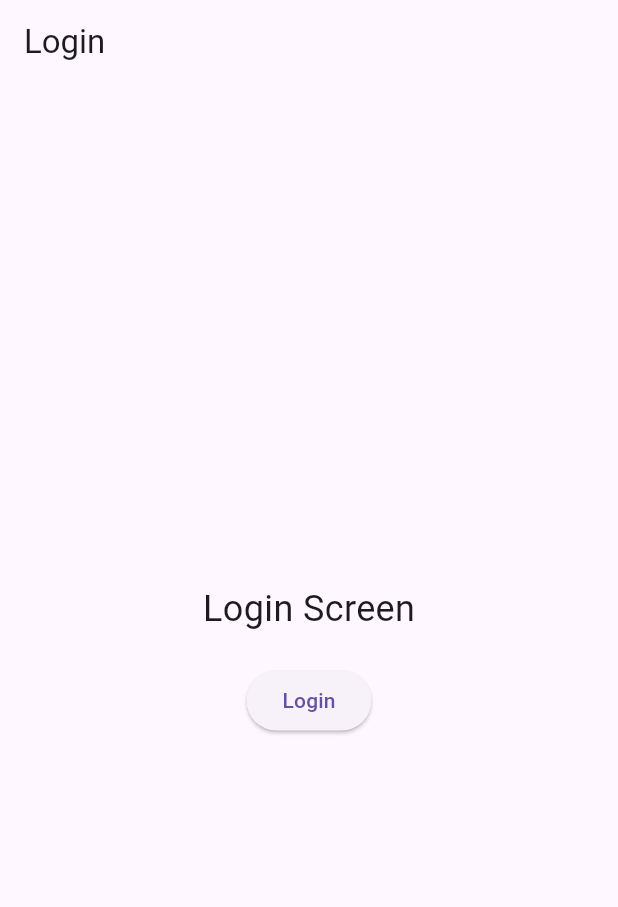
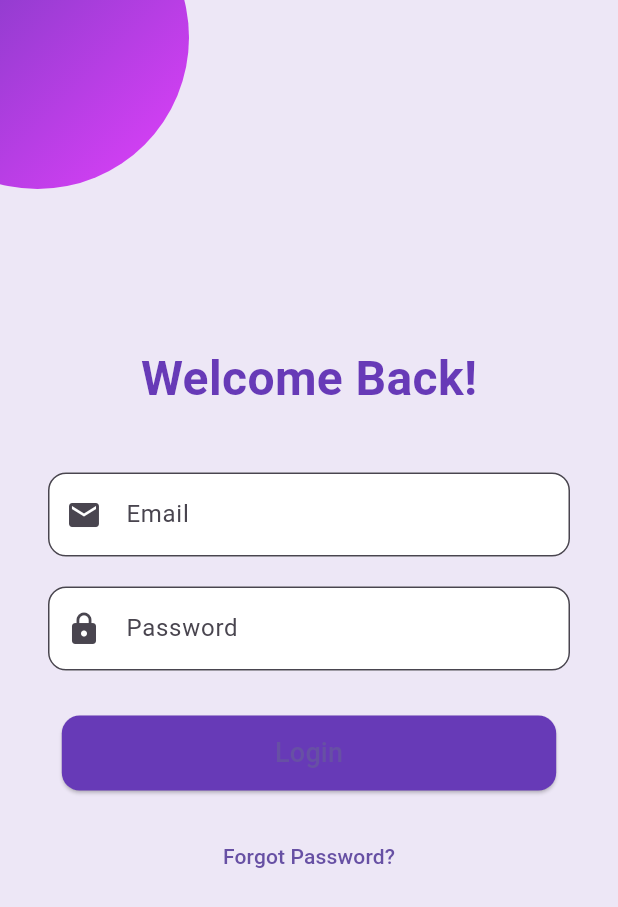
Before and after one commit to muuahmmed/reco_task, a Flutter app: the screen it shows after launch, on a phone screen of 412 x 824 dp. Shown: the top 907 px of the screen. Run offline on Flutter 3.47's test engine with Material 3 defaults, Android fonts, the phone set to English and light mode, and no system bars.

Commit message:
Update login screen UI

```diff
--- a/lib/screens/login/login_screen.dart
+++ b/lib/screens/login/login_screen.dart
@@ -1,32 +1,132 @@
 import 'package:flutter/material.dart';
 
-class LoginScreen extends StatelessWidget {
+class LoginScreen extends StatefulWidget {
   const LoginScreen({super.key});
 
   @override
+  State<LoginScreen> createState() => _LoginScreenState();
+}
+
+class _LoginScreenState extends State<LoginScreen> with SingleTickerProviderStateMixin {
+  late AnimationController _controller;
+  late Animation<double> _animation;
+
+  final TextEditingController emailController = TextEditingController();
+  final TextEditingController passwordController = TextEditingController();
+
+  @override
+  void initState() {
+    super.initState();
+    _controller = AnimationController(
+      vsync: this,
+      duration: const Duration(seconds: 2),
+    )..repeat(reverse: true);
+
+    _animation = Tween<double>(begin: 0.8, end: 1.2).animate(
+      CurvedAnimation(parent: _controller, curve: Curves.easeInOut),
+    );
+  }
+
+  @override
+  void dispose() {
+    _controller.dispose();
+    emailController.dispose();
+    passwordController.dispose();
+    super.dispose();
+  }
+
+  @override
   Widget build(BuildContext context) {
+    final size = MediaQuery.of(context).size;
     return Scaffold(
-      appBar: AppBar(
-        title: const Text('Login'),
+      backgroundColor: Colors.deepPurple.shade50,
+      body: Stack(
+        children: [
+          // Animated background circle
+          Positioned(
+            top: -100,
+            left: -100,
+            child: ScaleTransition(
+              scale: _animation,
+              child: Container(
+                width: 250,
+                height: 250,
+                decoration: BoxDecoration(
+                  shape: BoxShape.circle,
+                  gradient: LinearGradient(
+                    colors: [Colors.deepPurple, Colors.purpleAccent],
+                    begin: Alignment.topLeft,
+                    end: Alignment.bottomRight,
                   ),
-      body: Center(
+                ),
+              ),
+            ),
+          ),
+          Center(
+            child: Padding(
+              padding: const EdgeInsets.symmetric(horizontal: 32.0),
+              child: SingleChildScrollView(
                 child: Column(
-          mainAxisAlignment: MainAxisAlignment.center,
-          children: <Widget>[
+                  children: [
                     const Text(
-              'Login Screen',
-              style: TextStyle(fontSize: 24),
+                      "Welcome Back!",
+                      style: TextStyle(
+                        fontSize: 32,
+                        fontWeight: FontWeight.bold,
+                        color: Colors.deepPurple,
+                      ),
+                    ),
+                    const SizedBox(height: 40),
+                    TextField(
+                      controller: emailController,
+                      decoration: InputDecoration(
+                        hintText: "Email",
+                        prefixIcon: const Icon(Icons.email),
+                        filled: true,
+                        fillColor: Colors.white,
+                        border: OutlineInputBorder(borderRadius: BorderRadius.circular(12)),
+                      ),
                     ),
                     const SizedBox(height: 20),
+                    TextField(
+                      controller: passwordController,
+                      obscureText: true,
+                      decoration: InputDecoration(
+                        hintText: "Password",
+                        prefixIcon: const Icon(Icons.lock),
+                        filled: true,
+                        fillColor: Colors.white,
+                        border: OutlineInputBorder(borderRadius: BorderRadius.circular(12)),
+                      ),
+                    ),
+                    const SizedBox(height: 30),
                     ElevatedButton(
                       onPressed: () {
-                // Handle login action
+                        // Handle login
                       },
-              child: const Text('Login'),
+                      style: ElevatedButton.styleFrom(
+                        backgroundColor: Colors.deepPurple,
+                        minimumSize: Size(size.width * 0.8, 50),
+                        shape: RoundedRectangleBorder(
+                          borderRadius: BorderRadius.circular(12),
+                        ),
+                      ),
+                      child: const Text("Login", style: TextStyle(fontSize: 18)),
+                    ),
+                    const SizedBox(height: 20),
+                    TextButton(
+                      onPressed: () {
+                        // Handle forgot password
+                      },
+                      child: const Text("Forgot Password?"),
                     ),
                   ],
                 ),
               ),
+            ),
+          ),
+        ],
+      ),
     );
   }
 }
```
Lines whose indentation alone changed are shown as unchanged.
